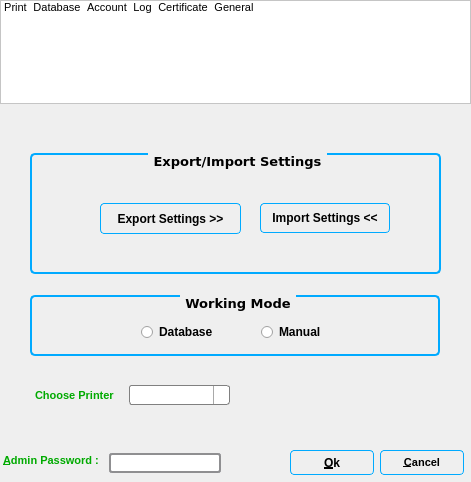
Above: src/Settings_Manager/settings.ui from mskonline/docmaqv2 before the change. Below: the same form after it.
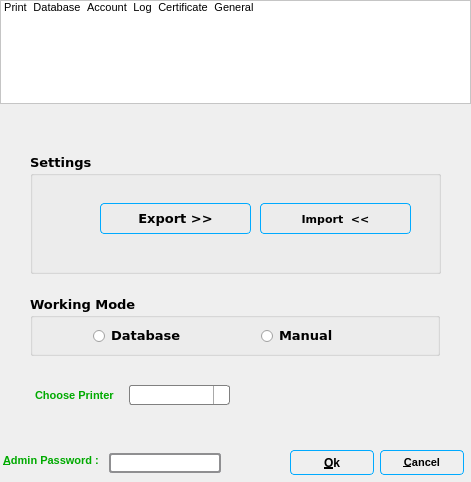
That is the form after the change. The open tabs and pages were chosen to show the change. Icons and pictures are not drawn.

```diff
--- a/src/Settings_Manager/settings.ui
+++ b/src/Settings_Manager/settings.ui
@@ -5689,37 +5689,21 @@
        <bold>true</bold>
       </font>
      </property>
-     <property name="styleSheet">
-      <string notr="true">QGroupBox {
-
-     background-color: qlineargradient(x1: 0, y1: 0, x2: 0, y2: 1,
-                                       stop: 0 #FFFFFF, stop: 1 #E0E0E0);
-     border: 2px solid #00AAFF;
-     border-radius: 5px;
-     margin-top: 1ex; /* leave space at the top for the title */
- }
-
- QGroupBox::title {
-     subcontrol-origin: margin;
-     subcontrol-position: top center; /* position at the top center */
-     padding: 0 3px;
-     
- }</string>
-     </property>
      <property name="title">
-      <string>Export/Import Settings</string>
+      <string>Settings</string>
      </property>
      <widget class="QPushButton" name="importButton">
       <property name="geometry">
        <rect>
         <x>230</x>
         <y>50</y>
-        <width>130</width>
-        <height>30</height>
+        <width>151</width>
+        <height>31</height>
        </rect>
       </property>
       <property name="font">
        <font>
+        <pointsize>8</pointsize>
         <weight>75</weight>
         <bold>true</bold>
        </font>
@@ -5750,7 +5734,7 @@
 }</string>
       </property>
       <property name="text">
-       <string>Import Settings &lt;&lt;</string>
+       <string>Import  &lt;&lt;</string>
       </property>
       <property name="iconSize">
        <size>
@@ -5764,7 +5748,7 @@
        <rect>
         <x>70</x>
         <y>50</y>
-        <width>141</width>
+        <width>151</width>
         <height>31</height>
        </rect>
       </property>
@@ -5801,7 +5785,7 @@
 }</string>
       </property>
       <property name="text">
-       <string>Export Settings &gt;&gt;</string>
+       <string>Export &gt;&gt;</string>
       </property>
       <property name="iconSize">
        <size>
@@ -5871,23 +5855,6 @@
        <bold>true</bold>
       </font>
      </property>
-     <property name="styleSheet">
-      <string notr="true">QGroupBox {
-
-     background-color: qlineargradient(x1: 0, y1: 0, x2: 0, y2: 1,
-                                       stop: 0 #FFFFFF, stop: 1 #E0E0E0);
-     border: 2px solid #00AAFF;
-     border-radius: 5px;
-     margin-top: 1ex; /* leave space at the top for the title */
- }
-
- QGroupBox::title {
-     subcontrol-origin: margin;
-     subcontrol-position: top center; /* position at the top center */
-     padding: 0 3px;
-     
- }</string>
-     </property>
      <property name="title">
       <string>Working Mode</string>
      </property>
@@ -5900,10 +5867,10 @@
      <widget class="QRadioButton" name="databaseRB">
       <property name="geometry">
        <rect>
-        <x>110</x>
+        <x>62</x>
         <y>30</y>
-        <width>73</width>
-        <height>13</height>
+        <width>121</width>
+        <height>20</height>
        </rect>
       </property>
       <property name="font">
@@ -5951,8 +5918,8 @@
        <rect>
         <x>230</x>
         <y>30</y>
-        <width>60</width>
-        <height>13</height>
+        <width>131</width>
+        <height>21</height>
        </rect>
       </property>
       <property name="font">
```
Left out of the diff: 106 changed lines with no effect on the pictures.
